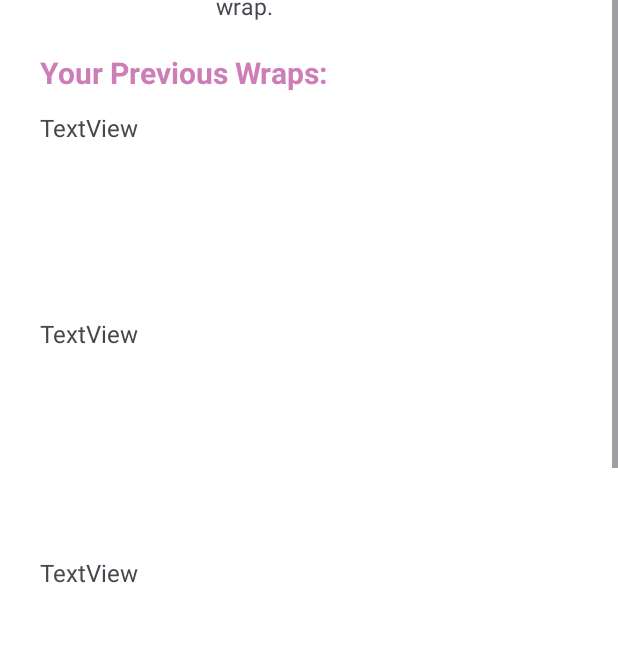
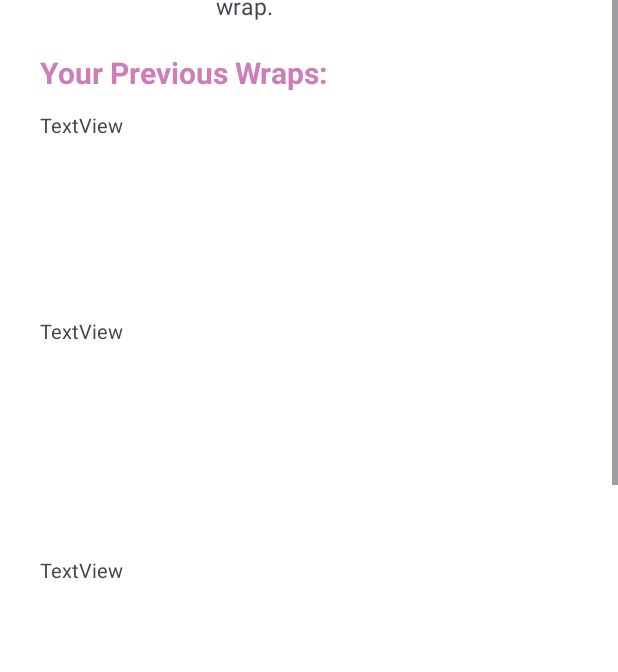
Before and after one commit to asalontai/spotify-wrapped, an Android app: the LoggedInActivity screen opened directly, with no data from a screen before it, on a phone screen of 412 x 824 dp. Shown: the part 272-944 px from the top of the screen. Run offline under Robolectric (Android 15) with nearby library versions, the phone set to English and light mode, and no system bars; our stand-ins replace Firebase (no records; nobody signed in at launch, a user with empty details on screens opened directly), Picasso; libraries missing offline, so code that uses them is left out: com.spotify.sdk; pictures from the network do not load.

Commit message:
tweaked font size
s

```diff
--- a/app/src/main/res/layout/activity_logged_in.xml
+++ b/app/src/main/res/layout/activity_logged_in.xml
@@ -84,7 +84,7 @@
             android:layout_marginTop="12dp"
             android:layout_marginBottom="16dp"
             android:text="TextView"
-            android:textSize="16sp" />
+            android:textSize="13sp" />
 
         <TextView
             android:id="@+id/pastWrap2"
@@ -92,15 +92,14 @@
             android:layout_height="143dp"
             android:layout_marginBottom="16dp"
             android:text="TextView"
-            android:textSize="16sp" />
+            android:textSize="13sp" />
 
         <TextView
             android:id="@+id/pastWrap3"
             android:layout_width="match_parent"
             android:layout_height="161dp"
             android:text="TextView"
-            android:layout_marginBottom="16dp"
-            android:textSize="16sp" />
+            android:textSize="13sp" />
 
 
     </LinearLayout>
```
